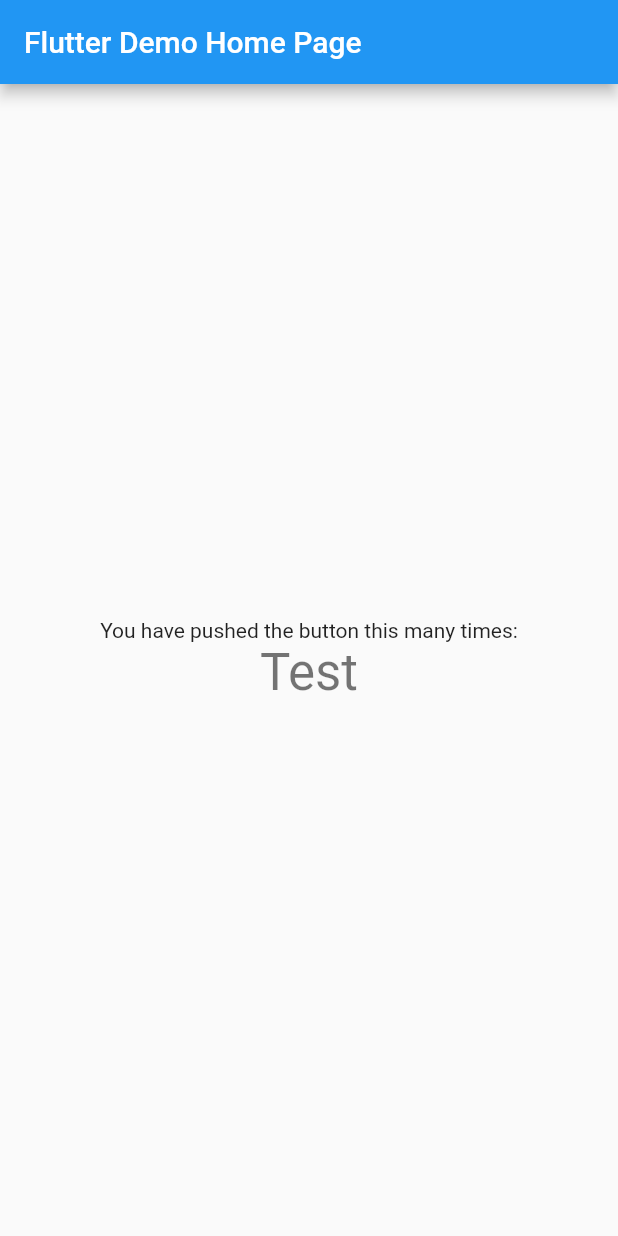
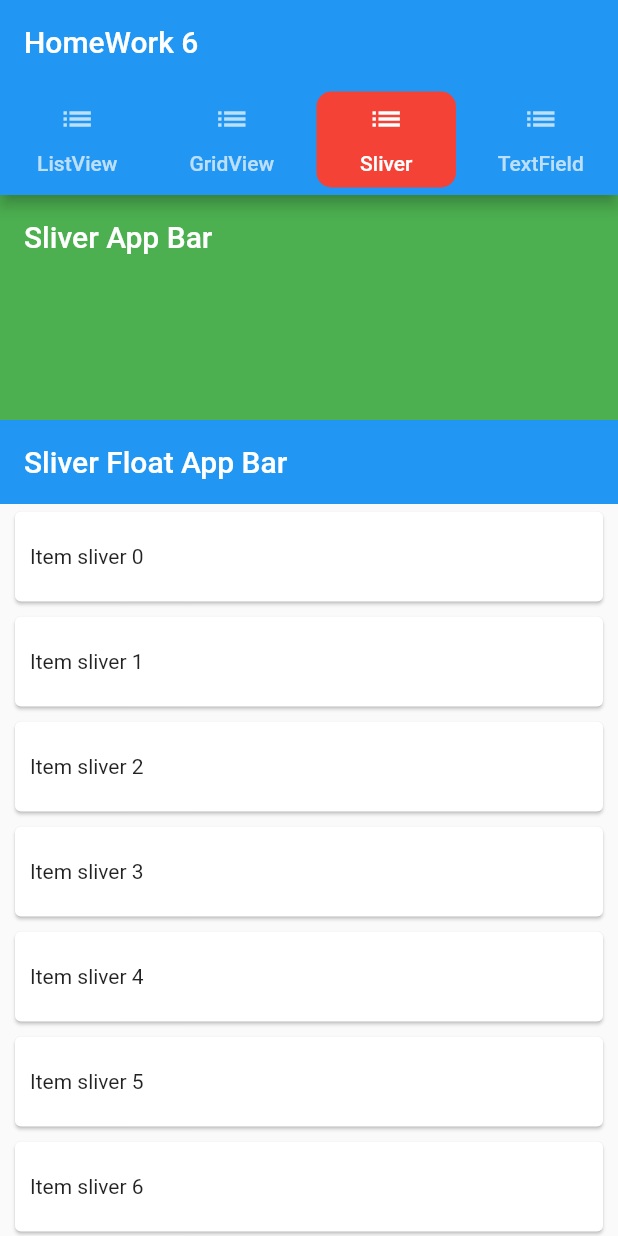
Before and after one commit to ViralBans/flutter_6, a Flutter app: the screen it shows after launch, on a phone screen of 412 x 824 dp. Run offline on Flutter 3.47's test engine with Material 2 defaults, Android fonts, the phone set to English and light mode, and no system bars.

Commit message:
Релизовано

```diff
--- a/lib/main.dart
+++ b/lib/main.dart
@@ -1,4 +1,8 @@
 import 'package:flutter/material.dart';
+import 'package:flutter_6/screens/gridview.dart';
+import 'package:flutter_6/screens/listview.dart';
+import 'package:flutter_6/screens/sliver.dart';
+import 'package:flutter_6/screens/textfield.dart';
 
 void main() {
   runApp(const MyApp());
@@ -11,11 +15,12 @@ class MyApp extends StatelessWidget {
   @override
   Widget build(BuildContext context) {
     return MaterialApp(
+      debugShowCheckedModeBanner: false,
       title: 'Flutter Demo',
       theme: ThemeData(
         primarySwatch: Colors.blue,
       ),
-      home: const MyHomePage(title: 'Flutter Demo Home Page'),
+      home: const MyHomePage(title: 'HomeWork 6'),
     );
   }
 }
@@ -29,25 +34,60 @@ class MyHomePage extends StatefulWidget {
   State<MyHomePage> createState() => _MyHomePageState();
 }
 
-class _MyHomePageState extends State<MyHomePage> {
+class _MyHomePageState extends State<MyHomePage> with TickerProviderStateMixin {
+  // Экраны
+  final _pages = [const ListViewTest(), const GridViewTest(), const SliverTest(), const TextFieldTest()];
+
+  // Контроллер табов
+  late TabController _tabController;
+
+  @override
+  void initState() {
+    super.initState();
+    _tabController = TabController(length: 4, vsync: this);
+    _tabController.animateTo(2);
+  }
 
   @override
   Widget build(BuildContext context) {
     return Scaffold(
       appBar: AppBar(
         title: Text(widget.title),
+        bottom: TabBar(
+          indicatorPadding: const EdgeInsets.all(5),
+          indicator: BoxDecoration(
+            borderRadius: BorderRadius.circular(10),
+            color: Colors.red,
+          ),
+          controller: _tabController,
+          tabs: const [
+            Tab(
+              icon: Icon(Icons.list),
+              child: Text('ListView'),
+            ),
+            Tab(
+              icon: Icon(Icons.list),
+              child: Text('GridView'),
+            ),
+            Tab(
+              icon: Icon(Icons.list),
+              child: Text('Sliver'),
+            ),
+            Tab(
+              icon: Icon(Icons.list),
+              child: Text('TextField'),
+            ),
+          ],
+        ),
       ),
-      body: Center(
-        child: Column(
-          mainAxisAlignment: MainAxisAlignment.center,
-          children: <Widget>[
-            const Text(
-              'You have pushed the button this many times:',
-            ),
-            Text(
-              'Test',
-              style: Theme.of(context).textTheme.headline4,
-            ),
+      body: SafeArea(
+        child: TabBarView(
+          controller: _tabController,
+          children: [
+            _pages[0],
+            _pages[1],
+            _pages[2],
+            _pages[3],
           ],
         ),
       ),
--- /dev/null
+++ b/lib/screens/sliver.dart
@@ -0,0 +1,49 @@
+import 'package:flutter/material.dart';
+
+class SliverTest extends StatefulWidget {
+  const SliverTest({Key? key}) : super(key: key);
+
+  @override
+  State<SliverTest> createState() => _SliverTestState();
+}
+
+class _SliverTestState extends State<SliverTest> {
+  @override
+  Widget build(BuildContext context) {
+    return Scaffold(
+      body: CustomScrollView(
+        slivers: [
+          const SliverAppBar(
+            backgroundColor: Colors.green,
+            title: Text('Sliver App Bar'),
+            expandedHeight: 30,
+            collapsedHeight: 150,
+          ),
+          const SliverAppBar(
+            backgroundColor: Colors.blue,
+            title: Text('Sliver Float App Bar'),
+            floating: true,
+          ),
+          SliverList(
+            delegate: SliverChildBuilderDelegate(
+                  (BuildContext context, int index) {
+                return Card(
+                  margin: const EdgeInsets.only(left: 10, right: 10, top: 5, bottom: 5),
+                  child: Container(
+                    padding: const EdgeInsets.all(10),
+                    height: 60,
+                    alignment: Alignment.centerLeft,
+                    child: Text(
+                      "Item sliver $index",
+                    ),
+                  ),
+                );
+              },
+              childCount: 100,
+            ),
+          ),
+        ],
+      ),
+    );
+  }
+}
```
Also changed, not shown: lib/screens/gridview.dart (added, +37 -0 lines), lib/screens/listview.dart (added, +56 -0 lines), lib/screens/textfield.dart (added, +82 -0 lines).
